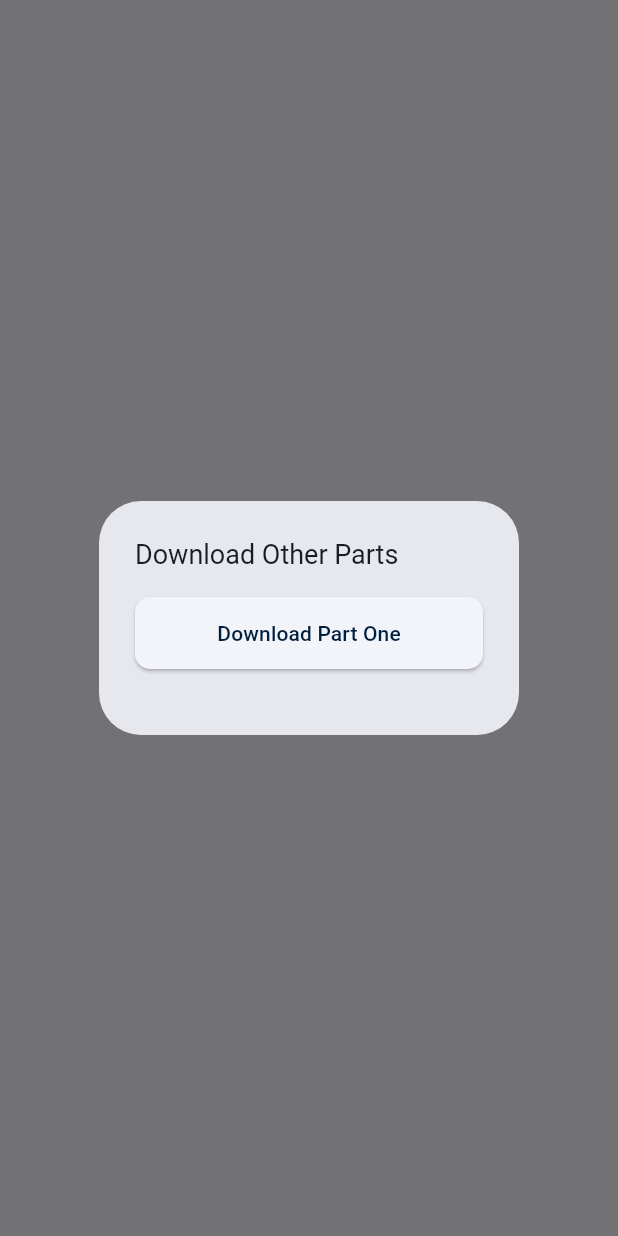
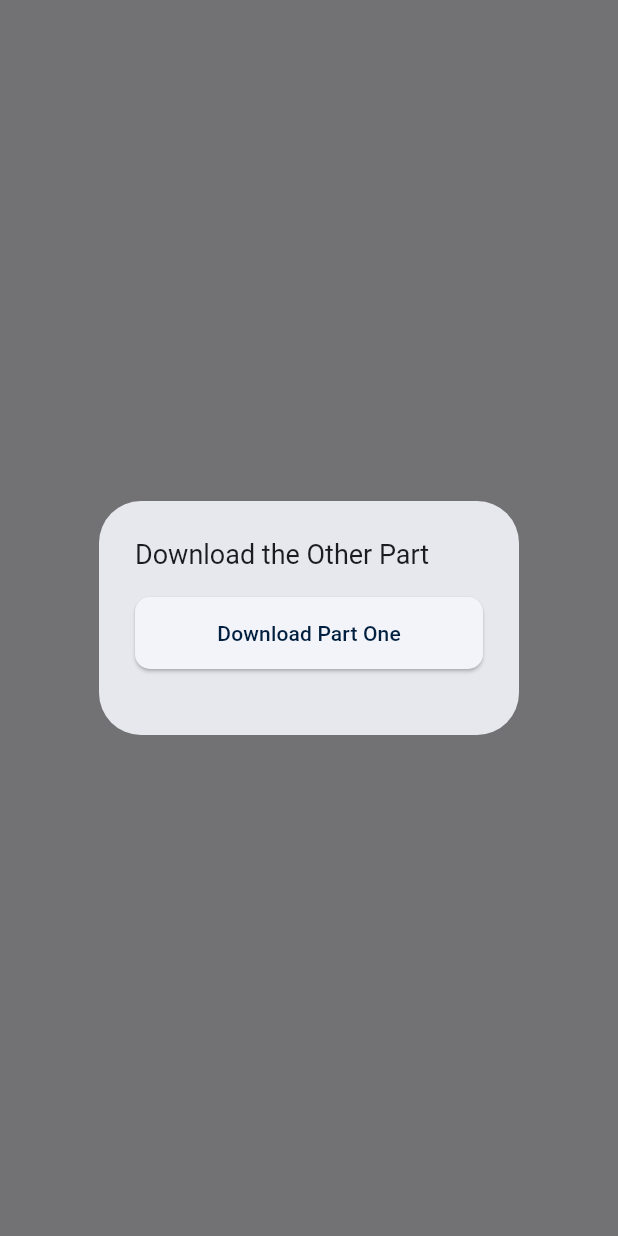
Before and after one commit to AnifahmOlawale/minshawi_part_two, a Flutter app: what downOthersDialog() shows on an empty page, opened directly, on a phone screen of 412 x 824 dp. Run offline on Flutter 3.47's test engine with Material 3 defaults, Android fonts, the phone set to English and light mode, and no system bars; our stand-ins replace audio_service, audio_video_progress_bar, cached_network_image, csv, device_info_plus, firebase_core and 16 more; missing offline and left inert: disable_battery_optimizations_latest, flutter_popup, flutter_timer_countdown, hijri_calendar, onesignal_flutter, time_picker_sheet_fork; accounts and stored records are empty; network calls fail; project files that could hold a hidden picture were left out.

Commit message:
Fix: correct dialog title in download alert

```diff
--- a/lib/util/download_other_part.dart
+++ b/lib/util/download_other_part.dart
@@ -18,7 +18,7 @@ class DownloadOtherPart {
       builder: (context) {
         return AlertDialog(
           title: Text(
-            "Download Other Parts",
+            "Download the Other Part",
             style: TextStyle(fontSize: 18),
           ),
           content: Column(
```
